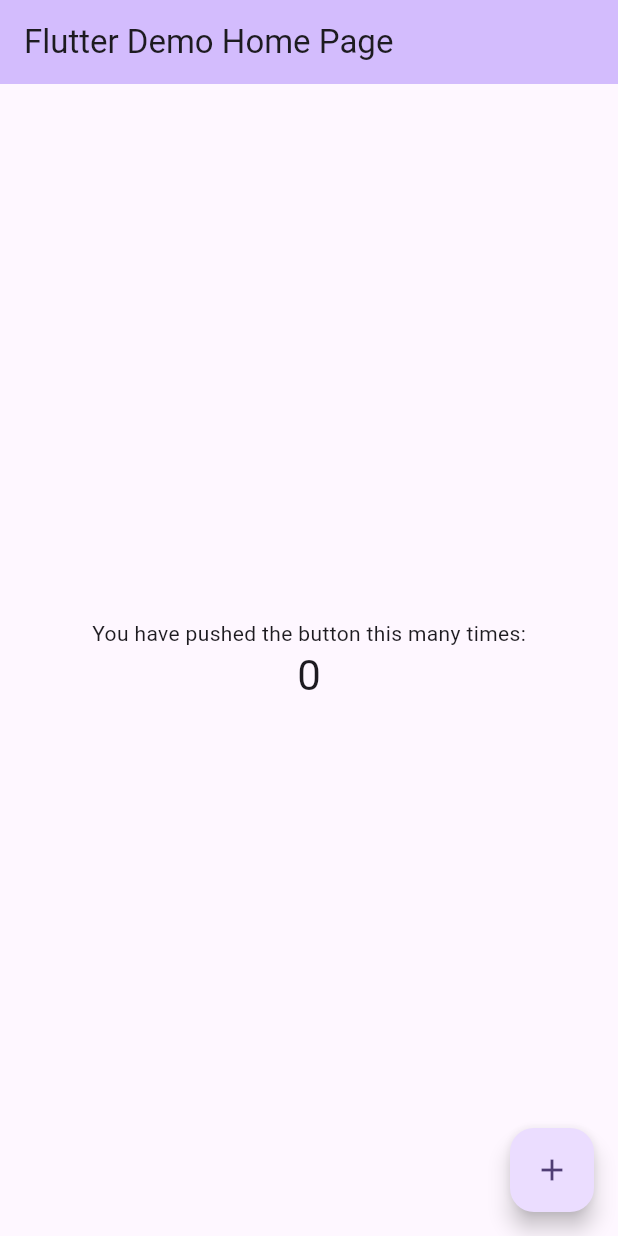
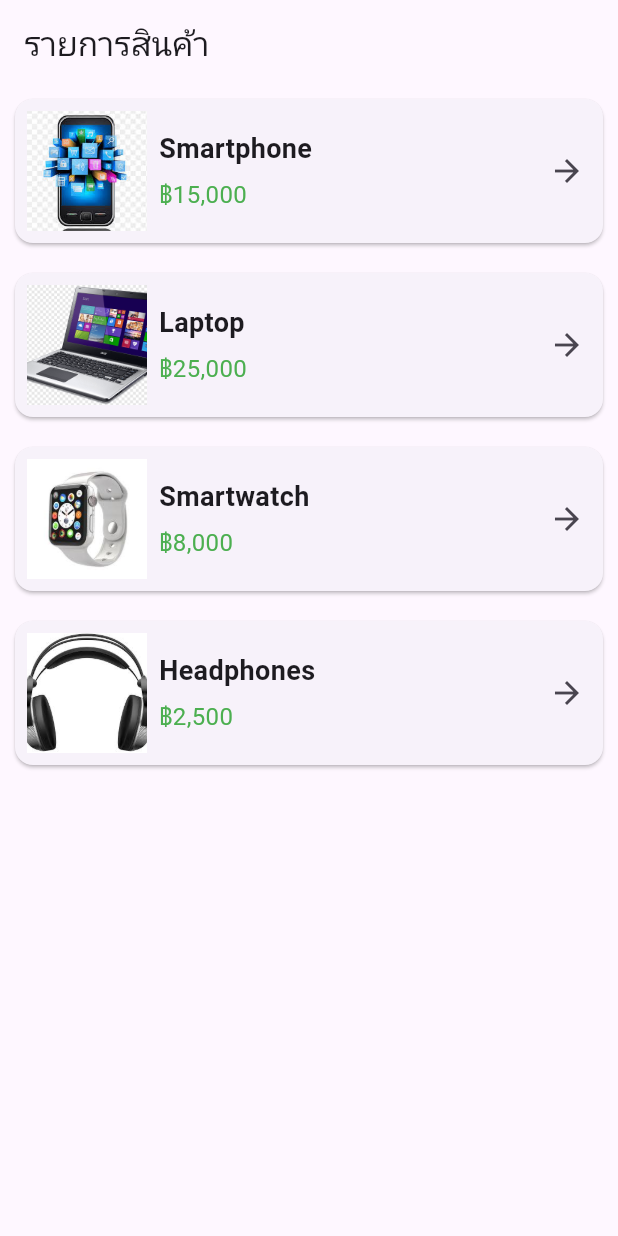
Before and after one commit to boytur/example-midterm-flutter, a Flutter app: the screen it shows after launch, on a phone screen of 412 x 824 dp. Run offline on Flutter 3.47's test engine with Material 3 defaults, Android fonts, the phone set to English and light mode, and no system bars.

Commit message:
Refactor main app structure and implement product listing with JSON data loading

```diff
--- a/lib/main.dart
+++ b/lib/main.dart
@@ -1,125 +1,189 @@
+import 'dart:convert'; // สำหรับ JSON
 import 'package:flutter/material.dart';
+import 'package:flutter/services.dart'; // สำหรับโหลดไฟล์ JSON
 
 void main() {
-  runApp(const MyApp());
+  runApp(const ECommerceApp());
 }
 
-class MyApp extends StatelessWidget {
-  const MyApp({super.key});
+class ECommerceApp extends StatelessWidget {
+  const ECommerceApp({super.key});
 
-  // This widget is the root of your application.
   @override
   Widget build(BuildContext context) {
     return MaterialApp(
-      title: 'Flutter Demo',
+      title: 'E-Commerce on Mobile',
       theme: ThemeData(
-        // This is the theme of your application.
-        //
-        // TRY THIS: Try running your application with "flutter run". You'll see
-        // the application has a purple toolbar. Then, without quitting the app,
-        // try changing the seedColor in the colorScheme below to Colors.green
-        // and then invoke "hot reload" (save your changes or press the "hot
-        // reload" button in a Flutter-supported IDE, or press "r" if you used
-        // the command line to start the app).
-        //
-        // Notice that the counter didn't reset back to zero; the application
-        // state is not lost during the reload. To reset the state, use hot
-        // restart instead.
-        //
-        // This works for code too, not just values: Most code changes can be
-        // tested with just a hot reload.
-        colorScheme: ColorScheme.fromSeed(seedColor: Colors.deepPurple),
-        useMaterial3: true,
+        primarySwatch: Colors.blue,
       ),
-      home: const MyHomePage(title: 'Flutter Demo Home Page'),
+      home: const ProductListPage(),
     );
   }
 }
 
-class MyHomePage extends StatefulWidget {
-  const MyHomePage({super.key, required this.title});
-
-  // This widget is the home page of your application. It is stateful, meaning
-  // that it has a State object (defined below) that contains fields that affect
-  // how it looks.
-
-  // This class is the configuration for the state. It holds the values (in this
-  // case the title) provided by the parent (in this case the App widget) and
-  // used by the build method of the State. Fields in a Widget subclass are
-  // always marked "final".
-
-  final String title;
+class ProductListPage extends StatefulWidget {
+  const ProductListPage({super.key});
 
   @override
-  State<MyHomePage> createState() => _MyHomePageState();
+  State<ProductListPage> createState() => _ProductListPageState();
 }
 
-class _MyHomePageState extends State<MyHomePage> {
-  int _counter = 0;
+class _ProductListPageState extends State<ProductListPage> {
+  List<dynamic> products = [];
 
-  void _incrementCounter() {
-    setState(() {
-      // This call to setState tells the Flutter framework that something has
-      // changed in this State, which causes it to rerun the build method below
-      // so that the display can reflect the updated values. If we changed
-      // _counter without calling setState(), then the build method would not be
-      // called again, and so nothing would appear to happen.
-      _counter++;
-    });
+  @override
+  void initState() {
+    super.initState();
+    loadProducts();
+  }
+
+  Future<void> loadProducts() async {
+    try {
+      // โหลดไฟล์ JSON จาก assets
+      final String jsonString =
+          await rootBundle.loadString('assets/data/products.json');
+      final List<dynamic> jsonData = jsonDecode(jsonString);
+
+      setState(() {
+        products = jsonData;
+      });
+    } catch (e) {
+      // กรณีเกิดข้อผิดพลาด
+      print('Error loading products: $e');
+    }
   }
 
   @override
   Widget build(BuildContext context) {
-    // This method is rerun every time setState is called, for instance as done
-    // by the _incrementCounter method above.
-    //
-    // The Flutter framework has been optimized to make rerunning build methods
-    // fast, so that you can just rebuild anything that needs updating rather
-    // than having to individually change instances of widgets.
     return Scaffold(
       appBar: AppBar(
-        // TRY THIS: Try changing the color here to a specific color (to
-        // Colors.amber, perhaps?) and trigger a hot reload to see the AppBar
-        // change color while the other colors stay the same.
-        backgroundColor: Theme.of(context).colorScheme.inversePrimary,
-        // Here we take the value from the MyHomePage object that was created by
-        // the App.build method, and use it to set our appbar title.
-        title: Text(widget.title),
+        title: const Text('รายการสินค้า'),
       ),
-      body: Center(
-        // Center is a layout widget. It takes a single child and positions it
-        // in the middle of the parent.
+      body: products.isEmpty
+          ? const Center(child: CircularProgressIndicator())
+          : ListView.builder(
+              itemCount: products.length,
+              itemBuilder: (context, index) {
+                return ProductTile(
+                  name: products[index]['name'],
+                  image: products[index]['image'],
+                  price: products[index]['price'],
+                );
+              },
+            ),
+    );
+  }
+}
+
+class ProductTile extends StatelessWidget {
+  final String name;
+  final String image;
+  final String price;
+
+  const ProductTile({
+    super.key,
+    required this.name,
+    required this.image,
+    required this.price,
+  });
+
+  @override
+  Widget build(BuildContext context) {
+    return Card(
+      margin: const EdgeInsets.all(10),
+      child: Row(
+        children: [
+          Padding(
+            padding: const EdgeInsets.all(8.0),
+            child: Image.asset(
+              image,
+              width: 80,
+              height: 80,
+              fit: BoxFit.cover,
+            ),
+          ),
+          Expanded(
+            child: Column(
+              crossAxisAlignment: CrossAxisAlignment.start,
+              children: [
+                Text(
+                  name,
+                  style: const TextStyle(
+                      fontSize: 18, fontWeight: FontWeight.bold),
+                ),
+                const SizedBox(height: 5),
+                Text(
+                  price,
+                  style: const TextStyle(fontSize: 16, color: Colors.green),
+                ),
+              ],
+            ),
+          ),
+          IconButton(
+            onPressed: () {
+              Navigator.push(
+                context,
+                MaterialPageRoute(
+                  builder: (context) => ProductDetailPage(
+                    name: name,
+                    image: image,
+                    price: price,
+                  ),
+                ),
+              );
+            },
+            icon: const Icon(Icons.arrow_forward),
+          ),
+        ],
+      ),
+    );
+  }
+}
+
+class ProductDetailPage extends StatelessWidget {
+  final String name;
+  final String image;
+  final String price;
+
+  const ProductDetailPage({
+    super.key,
+    required this.name,
+    required this.image,
+    required this.price,
+  });
+
+  @override
+  Widget build(BuildContext context) {
+    return Scaffold(
+      appBar: AppBar(
+        title: Text(name),
+      ),
+      body: Padding(
+        padding: const EdgeInsets.all(16.0),
         child: Column(
-          // Column is also a layout widget. It takes a list of children and
-          // arranges them vertically. By default, it sizes itself to fit its
-          // children horizontally, and tries to be as tall as its parent.
-          //
-          // Column has various properties to control how it sizes itself and
-          // how it positions its children. Here we use mainAxisAlignment to
-          // center the children vertically; the main axis here is the vertical
-          // axis because Columns are vertical (the cross axis would be
-          // horizontal).
-          //
-          // TRY THIS: Invoke "debug painting" (choose the "Toggle Debug Paint"
-          // action in the IDE, or press "p" in the console), to see the
-          // wireframe for each widget.
-          mainAxisAlignment: MainAxisAlignment.center,
-          children: <Widget>[
-            const Text(
-              'You have pushed the button this many times:',
+          crossAxisAlignment: CrossAxisAlignment.start,
+          children: [
+            Center(
+              child: Image.asset(
+                image,
+                width: 200,
+                height: 200,
+                fit: BoxFit.cover,
+              ),
             ),
+            const SizedBox(height: 20),
             Text(
-              '$_counter',
-              style: Theme.of(context).textTheme.headlineMedium,
+              name,
+              style: const TextStyle(fontSize: 24, fontWeight: FontWeight.bold),
+            ),
+            const SizedBox(height: 10),
+            Text(
+              price,
+              style: const TextStyle(fontSize: 20, color: Colors.green),
             ),
           ],
         ),
       ),
-      floatingActionButton: FloatingActionButton(
-        onPressed: _incrementCounter,
-        tooltip: 'Increment',
-        child: const Icon(Icons.add),
-      ), // This trailing comma makes auto-formatting nicer for build methods.
     );
   }
 }
```
